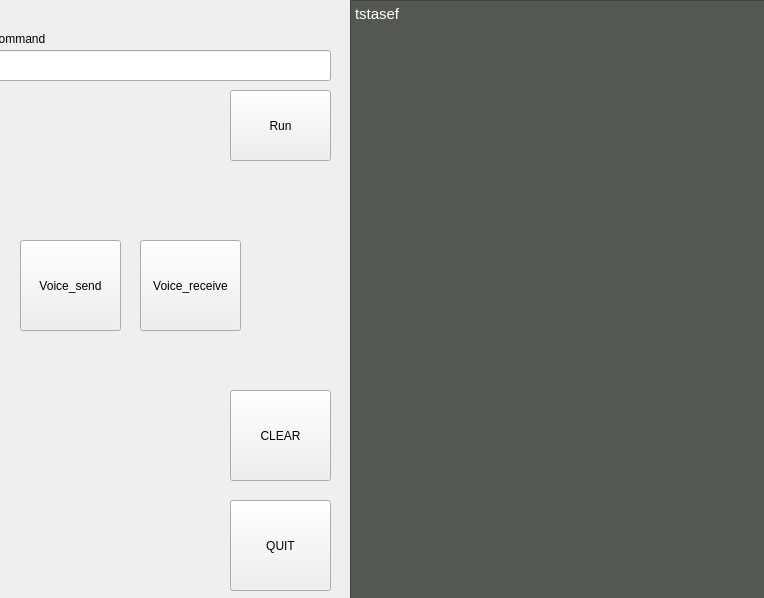
The window that an-gui/qt/developer_tools.ui (Pokerpoke/Ras_node) describes before a commit, drawn with Qt 5.
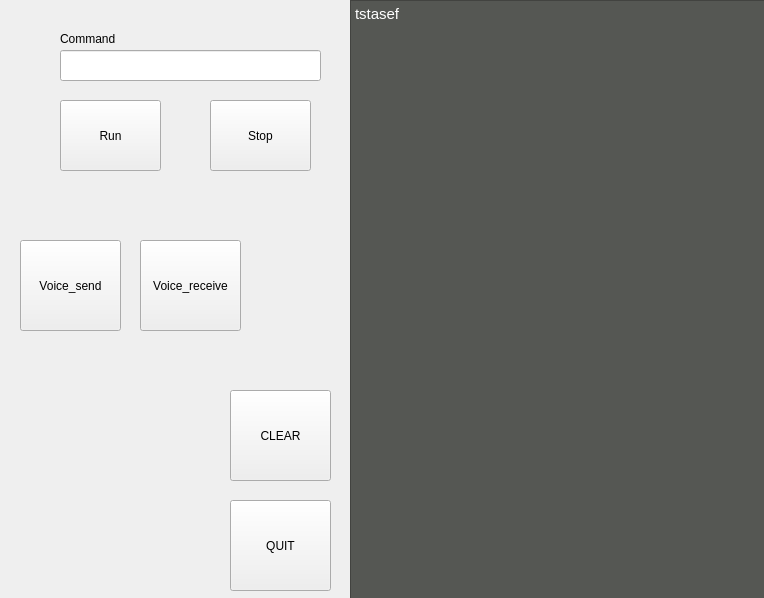
The same window after the commit.

What changed in the file:
```diff
--- a/an-gui/qt/developer_tools.ui
+++ b/an-gui/qt/developer_tools.ui
@@ -16,8 +16,8 @@
   <widget class="QPushButton" name="run">
    <property name="geometry">
     <rect>
-     <x>230</x>
-     <y>90</y>
+     <x>60</x>
+     <y>100</y>
      <width>101</width>
      <height>71</height>
     </rect>
@@ -42,9 +42,9 @@
   <widget class="QLineEdit" name="command">
    <property name="geometry">
     <rect>
-     <x>-10</x>
+     <x>60</x>
      <y>50</y>
-     <width>341</width>
+     <width>261</width>
      <height>31</height>
     </rect>
    </property>
@@ -65,7 +65,7 @@
   <widget class="QLabel" name="label">
    <property name="geometry">
     <rect>
-     <x>-10</x>
+     <x>60</x>
      <y>30</y>
      <width>71</width>
      <height>17</height>
@@ -121,6 +121,19 @@
 &lt;p style=&quot; margin-top:0px; margin-bottom:0px; margin-left:0px; margin-right:0px; -qt-block-indent:0; text-indent:0px;&quot;&gt;&lt;span style=&quot; color:#ffffff;&quot;&gt;tstasef&lt;/span&gt;&lt;/p&gt;&lt;/body&gt;&lt;/html&gt;</string>
    </property>
   </widget>
+  <widget class="QPushButton" name="stop">
+   <property name="geometry">
+    <rect>
+     <x>210</x>
+     <y>100</y>
+     <width>101</width>
+     <height>71</height>
+    </rect>
+   </property>
+   <property name="text">
+    <string>Stop</string>
+   </property>
+  </widget>
  </widget>
  <resources/>
  <connections/>
```
